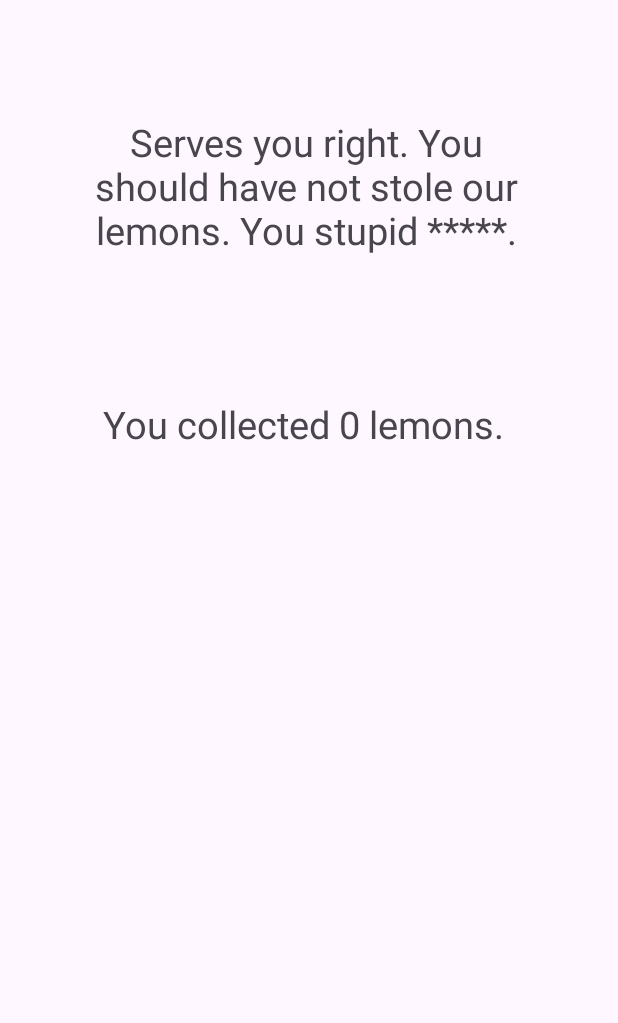
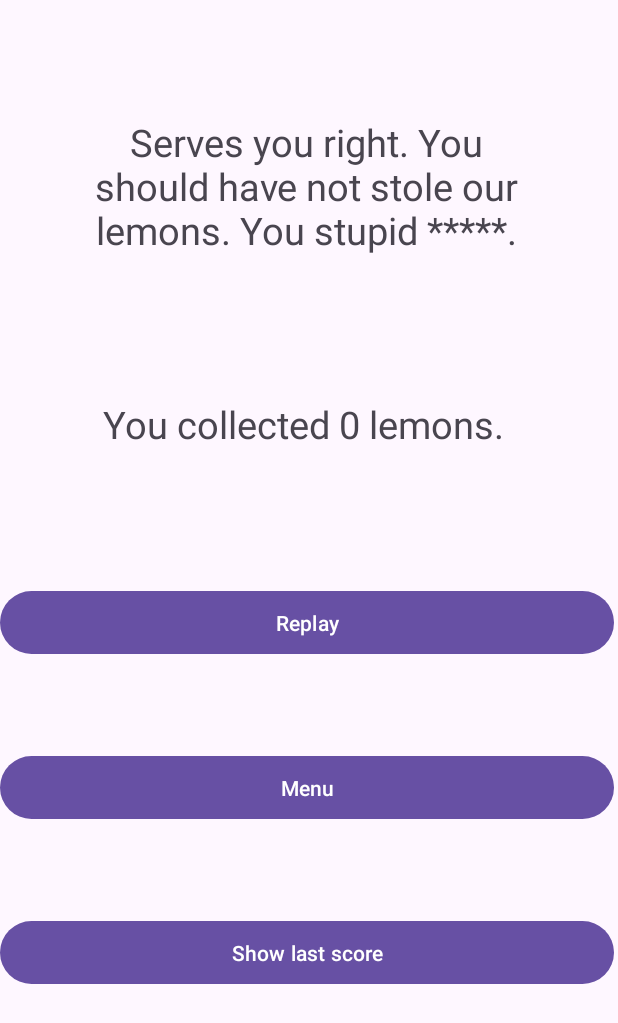
Before and after one commit to CursedBirb/LemonStealingYellowWoman, an Android app: the GameEnding screen opened directly, with no data from a screen before it, on a phone screen of 412 x 824 dp. Shown: the top 1023 px of the screen. Run offline under Robolectric (Android 15) with nearby library versions, the phone set to English and light mode, and no system bars.

```diff
--- a/app/src/main/java/com/example/lemonstealer/GameEnding.java
+++ b/app/src/main/java/com/example/lemonstealer/GameEnding.java
@@ -4,8 +4,11 @@ import androidx.appcompat.app.AppCompatActivity;
 import androidx.constraintlayout.widget.ConstraintLayout;
 
 import android.content.Context;
+import android.content.Intent;
 import android.content.SharedPreferences;
 import android.os.Bundle;
+import android.view.View;
+import android.widget.Button;
 import android.widget.TextView;
 
 import org.json.JSONException;
@@ -27,12 +30,19 @@ public class GameEnding extends AppCompatActivity {
         gameEndingView = new GameEndingView(this);
         ConstraintLayout constraintLayout = findViewById(R.id.container2);
         constraintLayout.addView(gameEndingView);
-        gameEndingView.setOnTouchListener(this);
 
         GameEndingView gameEndingView = new GameEndingView(GameEnding.this);
 
         TextView swearView = findViewById(R.id.swearView);
         TextView lemonView = findViewById(R.id.coinsView);
+
+        Intent menu = new Intent(GameEnding.this, MainActivity.class);
+        Intent restart = new Intent(GameEnding.this, GameRun.class);
+        Intent database = new Intent(GameEnding.this, ResultBase.class);
+
+        Button backToMenuButton = findViewById(R.id.backToMenu);
+        Button replayButton = findViewById(R.id.replay);
+        Button goToDataBaseButton = findViewById(R.id.goToDataBase);
 
         String json="";
         SharedPreferences prefMaxButton=getSharedPreferences("DATA", Context.MODE_PRIVATE);
@@ -52,8 +62,46 @@ public class GameEnding extends AppCompatActivity {
 
         }
 
+        DataBase db = new DataBase(this);
+
+        LemonsBase lemon = new LemonsBase("Lemons: " + retrievedLemons, true);
+        db.addLemons(lemon, 1);
+
         swearView.setText("Serves you right. You should have not stole our lemons. You stupid *****.");
         lemonView.setText("You collected " + retrievedLemons + " lemons.");
+
+        backToMenuButton.setOnClickListener(new View.OnClickListener() {
+
+            @Override
+            public void onClick(View v) {
+
+                startActivity(menu);
+
+            }
+
+        });
+
+        replayButton.setOnClickListener(new View.OnClickListener() {
+
+            @Override
+            public void onClick(View v) {
+
+                startActivity(restart);
+
+            }
+
+        });
+
+        goToDataBaseButton.setOnClickListener(new View.OnClickListener() {
+
+            @Override
+            public void onClick(View v) {
+
+                startActivity(database);
+
+            }
+
+        });
 
     }
 
--- a/app/src/main/java/com/example/lemonstealer/GameEndingView.java
+++ b/app/src/main/java/com/example/lemonstealer/GameEndingView.java
@@ -22,9 +22,4 @@ public class GameEndingView extends View {
 
     }
 
-    public void setOnTouchListener(GameEnding gameEnding) {
-
-
-
-    }
 }
--- a/app/src/main/res/layout/activity_game_ending.xml
+++ b/app/src/main/res/layout/activity_game_ending.xml
@@ -10,8 +10,8 @@
     tools:context=".GameEnding">
 
     <androidx.constraintlayout.widget.ConstraintLayout
-        android:layout_width="411dp"
-        android:layout_height="384dp"
+        android:layout_width="409dp"
+        android:layout_height="717dp"
         android:layout_marginTop="16dp"
         app:layout_constraintStart_toStartOf="parent"
         app:layout_constraintTop_toTopOf="parent">
@@ -38,6 +38,43 @@
             app:layout_constraintStart_toStartOf="parent"
             app:layout_constraintTop_toTopOf="parent" />
 
+        <androidx.constraintlayout.widget.ConstraintLayout
+            android:layout_width="match_parent"
+            android:layout_height="303dp"
+            android:layout_marginBottom="40dp"
+            app:layout_constraintBottom_toBottomOf="parent"
+            app:layout_constraintStart_toStartOf="parent">
+
+            <Button
+                android:id="@+id/replay"
+                android:layout_width="match_parent"
+                android:layout_height="50dp"
+                android:gravity="center"
+                android:text="Replay"
+                app:layout_constraintTop_toTopOf="parent"
+                tools:layout_editor_absoluteX="32dp" />
+
+            <Button
+                android:id="@+id/backToMenu"
+                android:layout_width="match_parent"
+                android:layout_height="50dp"
+                android:layout_marginTop="110dp"
+                android:gravity="center"
+                android:text="Menu"
+                app:layout_constraintTop_toTopOf="parent" />
+
+            <Button
+                android:id="@+id/goToDataBase"
+                android:layout_width="match_parent"
+                android:layout_height="50dp"
+                android:layout_marginTop="60dp"
+                android:gravity="center"
+                android:text="Show last score"
+                app:layout_constraintTop_toBottomOf="@+id/backToMenu"
+                tools:layout_editor_absoluteX="118dp" />
+
+        </androidx.constraintlayout.widget.ConstraintLayout>
+
     </androidx.constraintlayout.widget.ConstraintLayout>
 
 </androidx.constraintlayout.widget.ConstraintLayout>
--- a/app/src/main/res/layout/activity_result_base.xml
+++ b/app/src/main/res/layout/activity_result_base.xml
@@ -11,7 +11,7 @@
         android:layout_width="wrap_content"
         android:layout_height="36dp"
         android:layout_marginTop="16dp"
-        android:text="Lista zakupów"
+        android:text="Latest Scores"
         android:textColor="#fff"
         android:textSize="27dp"
         app:layout_constraintBottom_toBottomOf="parent"
@@ -21,7 +21,7 @@
         app:layout_constraintVertical_bias="0.04000002" />
 
     <TextView
-        android:id="@+id/textViewTowar"
+        android:id="@+id/showLemonsView"
         android:layout_width="0dp"
         android:layout_height="0dp"
         android:layout_marginTop="24dp"
```
Also changed, not shown: app/src/main/java/com/example/lemonstealer/ResultBase.java (+3 -20 lines).
